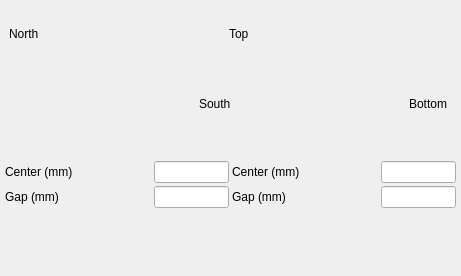
The window that pcdsdevices/ui/BeckhoffSlits.embedded.ui (pcdshub/pcdsdevices) describes before a commit, drawn with Qt 5.
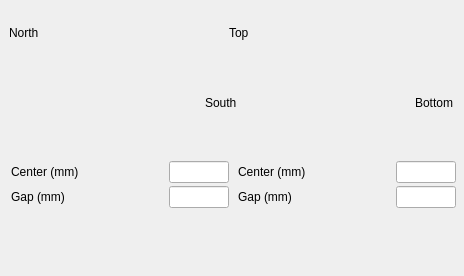
The same window after the commit. Custom widgets are drawn as their Qt base class.

Commit message: WIP: bring changes back to embedded template

```diff
--- a/pcdsdevices/ui/BeckhoffSlits.embedded.ui
+++ b/pcdsdevices/ui/BeckhoffSlits.embedded.ui
@@ -6,7 +6,7 @@
    <rect>
     <x>0</x>
     <y>0</y>
-    <width>461</width>
+    <width>464</width>
     <height>276</height>
    </rect>
   </property>
@@ -95,38 +95,6 @@
      <property name="lineWidth">
       <number>0</number>
      </property>
-     <widget class="PyDMLabel" name="PyDMLabel_39">
-      <property name="geometry">
-       <rect>
-        <x>224</x>
-        <y>18</y>
-        <width>41</width>
-        <height>16</height>
-       </rect>
-      </property>
-      <property name="toolTip">
-       <string/>
-      </property>
-      <property name="text">
-       <string>Top</string>
-      </property>
-     </widget>
-     <widget class="PyDMLabel" name="PyDMLabel_40">
-      <property name="geometry">
-       <rect>
-        <x>404</x>
-        <y>88</y>
-        <width>51</width>
-        <height>16</height>
-       </rect>
-      </property>
-      <property name="toolTip">
-       <string/>
-      </property>
-      <property name="text">
-       <string>Bottom</string>
-      </property>
-     </widget>
      <widget class="PyDMScaleIndicator" name="PyDMScaleIndicator_14">
       <property name="geometry">
        <rect>
@@ -292,22 +260,6 @@
        <double>0.000000000000000</double>
       </property>
      </widget>
-     <widget class="PyDMLabel" name="PyDMLabel_42">
-      <property name="geometry">
-       <rect>
-        <x>4</x>
-        <y>18</y>
-        <width>41</width>
-        <height>16</height>
-       </rect>
-      </property>
-      <property name="toolTip">
-       <string/>
-      </property>
-      <property name="text">
-       <string>North</string>
-      </property>
-     </widget>
      <widget class="PyDMScaleIndicator" name="PyDMScaleIndicator_16">
       <property name="enabled">
        <bool>false</bool>
@@ -470,13 +422,26 @@
        <double>0.000000000000000</double>
       </property>
      </widget>
-     <widget class="PyDMLabel" name="PyDMLabel_43">
+     <widget class="QLabel" name="label_5">
       <property name="geometry">
        <rect>
-        <x>194</x>
+        <x>4</x>
+        <y>18</y>
+        <width>47</width>
+        <height>14</height>
+       </rect>
+      </property>
+      <property name="text">
+       <string>North</string>
+      </property>
+     </widget>
+     <widget class="QLabel" name="label_6">
+      <property name="geometry">
+       <rect>
+        <x>200</x>
         <y>88</y>
-        <width>41</width>
-        <height>16</height>
+        <width>47</width>
+        <height>14</height>
        </rect>
       </property>
       <property name="toolTip">
@@ -486,6 +451,32 @@
        <string>South</string>
       </property>
      </widget>
+     <widget class="QLabel" name="label_7">
+      <property name="geometry">
+       <rect>
+        <x>224</x>
+        <y>18</y>
+        <width>47</width>
+        <height>14</height>
+       </rect>
+      </property>
+      <property name="text">
+       <string>Top</string>
+      </property>
+     </widget>
+     <widget class="QLabel" name="label_8">
+      <property name="geometry">
+       <rect>
+        <x>410</x>
+        <y>88</y>
+        <width>47</width>
+        <height>14</height>
+       </rect>
+      </property>
+      <property name="text">
+       <string>Bottom</string>
+      </property>
+     </widget>
     </widget>
    </item>
    <item>
@@ -493,48 +484,20 @@
      <property name="topMargin">
       <number>0</number>
      </property>
-     <item row="1" column="1">
-      <widget class="PyDMLabel" name="PyDMLabel_48">
-       <property name="sizePolicy">
-        <sizepolicy hsizetype="Fixed" vsizetype="Fixed">
-         <horstretch>0</horstretch>
-         <verstretch>0</verstretch>
-        </sizepolicy>
-       </property>
-       <property name="minimumSize">
-        <size>
-         <width>75</width>
-         <height>0</height>
-        </size>
-       </property>
-       <property name="toolTip">
-        <string/>
-       </property>
-       <property name="whatsThis">
-        <string/>
-       </property>
-       <property name="precision" stdset="0">
-        <number>3</number>
-       </property>
-       <property name="precisionFromPV" stdset="0">
-        <bool>false</bool>
-       </property>
-       <property name="channel" stdset="0">
-        <string>ca://${prefix}:ACTUAL_XWIDTH_RBV</string>
-       </property>
-       <property name="displayFormat" stdset="0">
-        <enum>PyDMLabel::Decimal</enum>
-       </property>
-      </widget>
-     </item>
      <item row="0" column="2">
       <widget class="PyDMLineEdit" name="PyDMLineEdit_23">
        <property name="sizePolicy">
-        <sizepolicy hsizetype="Fixed" vsizetype="Fixed">
+        <sizepolicy hsizetype="Minimum" vsizetype="Minimum">
          <horstretch>0</horstretch>
          <verstretch>0</verstretch>
         </sizepolicy>
        </property>
+       <property name="maximumSize">
+        <size>
+         <width>60</width>
+         <height>16777215</height>
+        </size>
+       </property>
        <property name="toolTip">
         <string/>
        </property>
@@ -549,24 +512,20 @@
        </property>
       </widget>
      </item>
-     <item row="1" column="0">
-      <widget class="PyDMLabel" name="PyDMLabel_41">
-       <property name="toolTip">
-        <string/>
-       </property>
-       <property name="text">
-        <string>Gap (mm)</string>
-       </property>
-      </widget>
-     </item>
      <item row="1" column="2">
       <widget class="PyDMLineEdit" name="PyDMLineEdit_24">
        <property name="sizePolicy">
-        <sizepolicy hsizetype="Fixed" vsizetype="Fixed">
+        <sizepolicy hsizetype="Minimum" vsizetype="Minimum">
          <horstretch>0</horstretch>
          <verstretch>0</verstretch>
         </sizepolicy>
        </property>
+       <property name="maximumSize">
+        <size>
+         <width>60</width>
+         <height>16777215</height>
+        </size>
+       </property>
        <property name="toolTip">
         <string/>
        </property>
@@ -581,20 +540,35 @@
        </property>
       </widget>
      </item>
-     <item row="0" column="0">
-      <widget class="PyDMLabel" name="PyDMLabel_44">
-       <property name="toolTip">
-        <string/>
+     <item row="1" column="0">
+      <widget class="QLabel" name="label_10">
+       <property name="sizePolicy">
+        <sizepolicy hsizetype="Minimum" vsizetype="Minimum">
+         <horstretch>0</horstretch>
+         <verstretch>0</verstretch>
+        </sizepolicy>
+       </property>
+       <property name="maximumSize">
+        <size>
+         <width>80</width>
+         <height>16777215</height>
+        </size>
        </property>
        <property name="text">
-        <string>Center (mm)</string>
+        <string>Gap (mm)</string>
+       </property>
+       <property name="margin">
+        <number>0</number>
+       </property>
+       <property name="indent">
+        <number>5</number>
        </property>
       </widget>
      </item>
      <item row="0" column="1">
       <widget class="PyDMLabel" name="PyDMLabel_47">
        <property name="sizePolicy">
-        <sizepolicy hsizetype="Fixed" vsizetype="Fixed">
+        <sizepolicy hsizetype="Minimum" vsizetype="Minimum">
          <horstretch>0</horstretch>
          <verstretch>0</verstretch>
         </sizepolicy>
@@ -605,6 +579,12 @@
          <height>0</height>
         </size>
        </property>
+       <property name="maximumSize">
+        <size>
+         <width>60</width>
+         <height>16777215</height>
+        </size>
+       </property>
        <property name="toolTip">
         <string/>
        </property>
@@ -625,58 +605,45 @@
        </property>
       </widget>
      </item>
-     <item row="0" column="3">
-      <widget class="PyDMLabel" name="PyDMLabel_37">
-       <property name="toolTip">
-        <string/>
-       </property>
-       <property name="text">
-        <string>Center (mm)</string>
-       </property>
-      </widget>
-     </item>
-     <item row="0" column="4">
-      <widget class="PyDMLabel" name="PyDMLabel_45">
+     <item row="0" column="0">
+      <widget class="QLabel" name="label_9">
        <property name="sizePolicy">
-        <sizepolicy hsizetype="Fixed" vsizetype="Fixed">
+        <sizepolicy hsizetype="Minimum" vsizetype="Minimum">
          <horstretch>0</horstretch>
          <verstretch>0</verstretch>
         </sizepolicy>
        </property>
-       <property name="minimumSize">
+       <property name="maximumSize">
         <size>
-         <width>75</width>
-         <height>0</height>
+         <width>80</width>
+         <height>16777215</height>
         </size>
        </property>
-       <property name="toolTip">
-        <string/>
+       <property name="text">
+        <string>Center (mm)</string>
        </property>
-       <property name="whatsThis">
-        <string/>
+       <property name="margin">
+        <number>0</number>
        </property>
-       <property name="precision" stdset="0">
-        <number>3</number>
-       </property>
-       <property name="precisionFromPV" stdset="0">
-        <bool>false</bool>
-       </property>
-       <property name="channel" stdset="0">
-        <string>ca://${prefix}:ACTUAL_YCENTER_RBV</string>
-       </property>
-       <property name="displayFormat" stdset="0">
-        <enum>PyDMLabel::Decimal</enum>
+       <property name="indent">
+        <number>5</number>
        </property>
       </widget>
      </item>
      <item row="0" column="5">
       <widget class="PyDMLineEdit" name="PyDMLineEdit_7">
        <property name="sizePolicy">
-        <sizepolicy hsizetype="Fixed" vsizetype="Fixed">
+        <sizepolicy hsizetype="Minimum" vsizetype="Minimum">
          <horstretch>0</horstretch>
          <verstretch>0</verstretch>
         </sizepolicy>
        </property>
+       <property name="maximumSize">
+        <size>
+         <width>60</width>
+         <height>16777215</height>
+        </size>
+       </property>
        <property name="toolTip">
         <string/>
        </property>
@@ -691,58 +658,20 @@
        </property>
       </widget>
      </item>
-     <item row="1" column="3">
-      <widget class="PyDMLabel" name="PyDMLabel_38">
-       <property name="toolTip">
-        <string/>
-       </property>
-       <property name="text">
-        <string>Gap (mm)</string>
-       </property>
-      </widget>
-     </item>
-     <item row="1" column="4">
-      <widget class="PyDMLabel" name="PyDMLabel_46">
-       <property name="sizePolicy">
-        <sizepolicy hsizetype="Fixed" vsizetype="Fixed">
-         <horstretch>0</horstretch>
-         <verstretch>0</verstretch>
-        </sizepolicy>
-       </property>
-       <property name="minimumSize">
-        <size>
-         <width>75</width>
-         <height>0</height>
-        </size>
-       </property>
-       <property name="toolTip">
-        <string/>
-       </property>
-       <property name="whatsThis">
-        <string/>
-       </property>
-       <property name="precision" stdset="0">
-        <number>3</number>
-       </property>
-       <property name="precisionFromPV" stdset="0">
-        <bool>false</bool>
-       </property>
-       <property name="channel" stdset="0">
-        <string>ca://${prefix}:ACTUAL_YWIDTH_RBV</string>
-       </property>
-       <property name="displayFormat" stdset="0">
-        <enum>PyDMLabel::Decimal</enum>
-       </property>
-      </widget>
-     </item>
      <item row="1" column="5">
       <widget class="PyDMLineEdit" name="PyDMLineEdit_8">
        <property name="sizePolicy">
-        <sizepolicy hsizetype="Fixed" vsizetype="Fixed">
+        <sizepolicy hsizetype="Minimum" vsizetype="Minimum">
          <horstretch>0</horstretch>
          <verstretch>0</verstretch>
         </sizepolicy>
        </property>
+       <property name="maximumSize">
+        <size>
+         <width>60</width>
+         <height>16777215</height>
+        </size>
+       </property>
        <property name="toolTip">
         <string/>
        </property>
@@ -757,6 +686,176 @@
        </property>
       </widget>
      </item>
+     <item row="1" column="4">
+      <widget class="PyDMLabel" name="PyDMLabel_46">
+       <property name="sizePolicy">
+        <sizepolicy hsizetype="Minimum" vsizetype="Minimum">
+         <horstretch>0</horstretch>
+         <verstretch>0</verstretch>
+        </sizepolicy>
+       </property>
+       <property name="minimumSize">
+        <size>
+         <width>75</width>
+         <height>0</height>
+        </size>
+       </property>
+       <property name="maximumSize">
+        <size>
+         <width>60</width>
+         <height>16777215</height>
+        </size>
+       </property>
+       <property name="toolTip">
+        <string/>
+       </property>
+       <property name="whatsThis">
+        <string/>
+       </property>
+       <property name="precision" stdset="0">
+        <number>3</number>
+       </property>
+       <property name="precisionFromPV" stdset="0">
+        <bool>false</bool>
+       </property>
+       <property name="channel" stdset="0">
+        <string>ca://${prefix}:ACTUAL_YWIDTH_RBV</string>
+       </property>
+       <property name="displayFormat" stdset="0">
+        <enum>PyDMLabel::Decimal</enum>
+       </property>
+      </widget>
+     </item>
+     <item row="1" column="1">
+      <widget class="PyDMLabel" name="PyDMLabel_48">
+       <property name="sizePolicy">
+        <sizepolicy hsizetype="Minimum" vsizetype="Minimum">
+         <horstretch>0</horstretch>
+         <verstretch>0</verstretch>
+        </sizepolicy>
+       </property>
+       <property name="minimumSize">
+        <size>
+         <width>75</width>
+         <height>0</height>
+        </size>
+       </property>
+       <property name="maximumSize">
+        <size>
+         <width>60</width>
+         <height>16777215</height>
+        </size>
+       </property>
+       <property name="toolTip">
+        <string/>
+       </property>
+       <property name="whatsThis">
+        <string/>
+       </property>
+       <property name="precision" stdset="0">
+        <number>3</number>
+       </property>
+       <property name="precisionFromPV" stdset="0">
+        <bool>false</bool>
+       </property>
+       <property name="channel" stdset="0">
+        <string>ca://${prefix}:ACTUAL_XWIDTH_RBV</string>
+       </property>
+       <property name="displayFormat" stdset="0">
+        <enum>PyDMLabel::Decimal</enum>
+       </property>
+      </widget>
+     </item>
+     <item row="0" column="4">
+      <widget class="PyDMLabel" name="PyDMLabel_45">
+       <property name="sizePolicy">
+        <sizepolicy hsizetype="Minimum" vsizetype="Minimum">
+         <horstretch>0</horstretch>
+         <verstretch>0</verstretch>
+        </sizepolicy>
+       </property>
+       <property name="minimumSize">
+        <size>
+         <width>75</width>
+         <height>0</height>
+        </size>
+       </property>
+       <property name="maximumSize">
+        <size>
+         <width>60</width>
+         <height>16777215</height>
+        </size>
+       </property>
+       <property name="toolTip">
+        <string/>
+       </property>
+       <property name="whatsThis">
+        <string/>
+       </property>
+       <property name="precision" stdset="0">
+        <number>3</number>
+       </property>
+       <property name="precisionFromPV" stdset="0">
+        <bool>false</bool>
+       </property>
+       <property name="channel" stdset="0">
+        <string>ca://${prefix}:ACTUAL_YCENTER_RBV</string>
+       </property>
+       <property name="displayFormat" stdset="0">
+        <enum>PyDMLabel::Decimal</enum>
+       </property>
+      </widget>
+     </item>
+     <item row="0" column="3">
+      <widget class="QLabel" name="label_11">
+       <property name="sizePolicy">
+        <sizepolicy hsizetype="Minimum" vsizetype="Minimum">
+         <horstretch>0</horstretch>
+         <verstretch>0</verstretch>
+        </sizepolicy>
+       </property>
+       <property name="maximumSize">
+        <size>
+         <width>80</width>
+         <height>16777215</height>
+        </size>
+       </property>
+       <property name="text">
+        <string>Center (mm)</string>
+       </property>
+       <property name="margin">
+        <number>0</number>
+       </property>
+       <property name="indent">
+        <number>5</number>
+       </property>
+      </widget>
+     </item>
+     <item row="1" column="3">
+      <widget class="QLabel" name="label_12">
+       <property name="sizePolicy">
+        <sizepolicy hsizetype="Minimum" vsizetype="Minimum">
+         <horstretch>0</horstretch>
+         <verstretch>0</verstretch>
+        </sizepolicy>
+       </property>
+       <property name="maximumSize">
+        <size>
+         <width>80</width>
+         <height>16777215</height>
+        </size>
+       </property>
+       <property name="text">
+        <string>Gap (mm)</string>
+       </property>
+       <property name="margin">
+        <number>0</number>
+       </property>
+       <property name="indent">
+        <number>5</number>
+       </property>
+      </widget>
+     </item>
     </layout>
    </item>
    <item>
```
Left out of the diff: 5 changed lines with no effect on the pictures.
